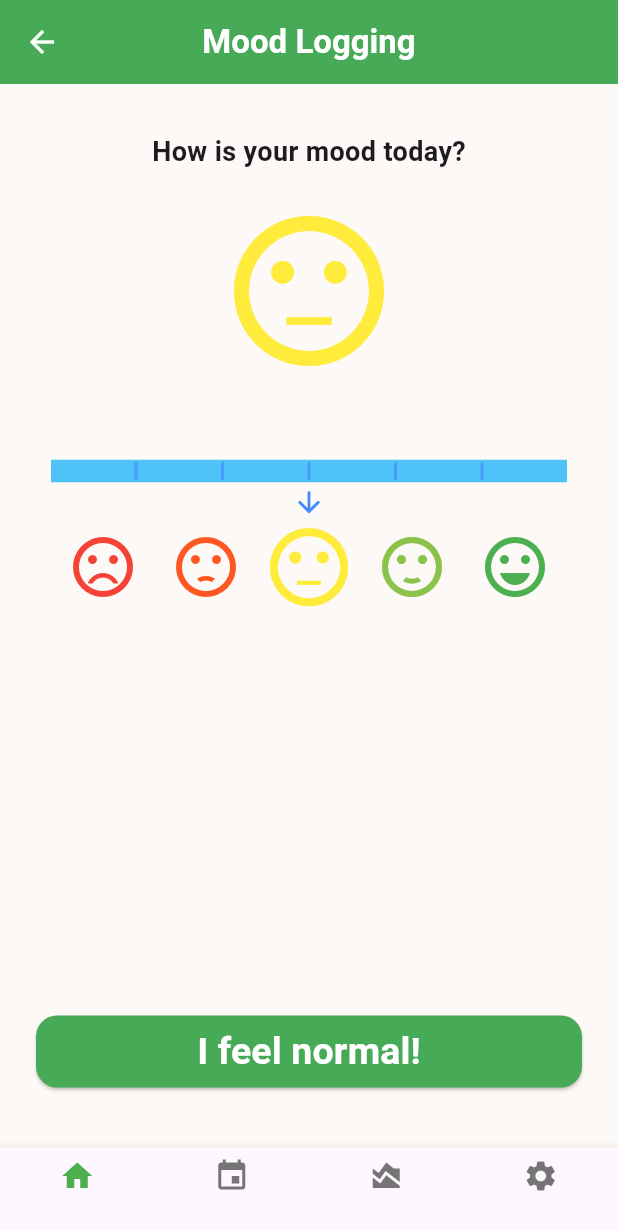
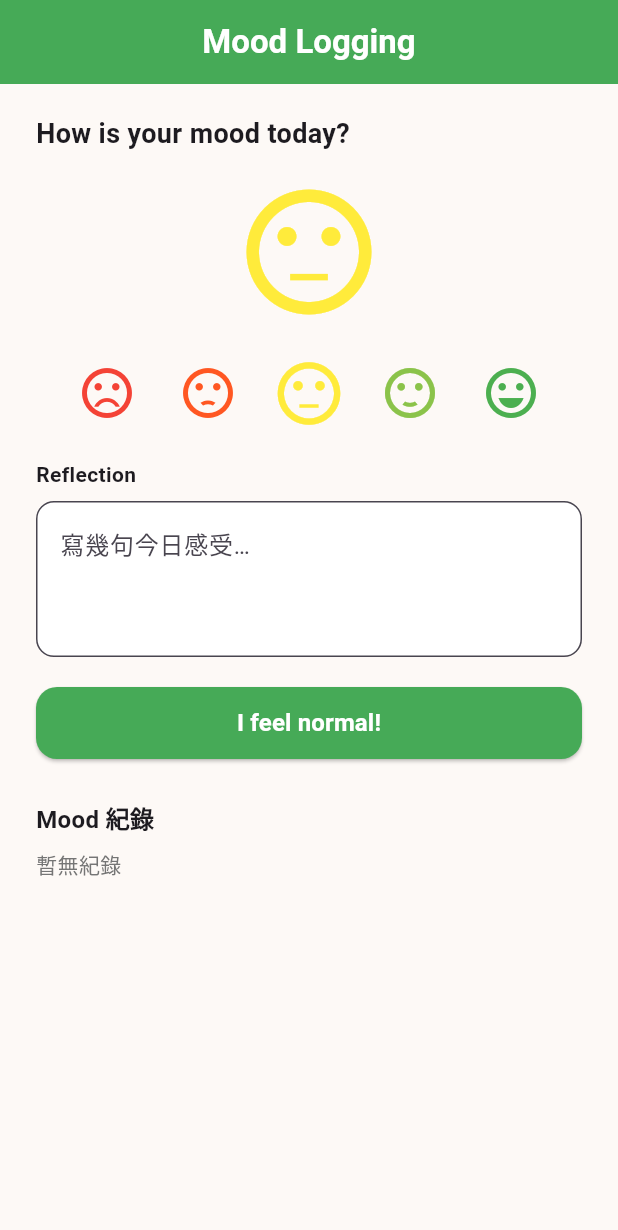
Before and after one commit to hkuspace-pu/comp2003hk-2526-group-group5, a Flutter app: the MoodLoggingPage screen opened directly, on a phone screen of 412 x 824 dp. Shown: the top 1230 px of the screen. Run offline on Flutter 3.47's test engine with Material 3 defaults, Android fonts, the phone set to English and light mode, and no system bars; our stand-ins replace cloud_firestore, firebase_auth, firebase_core, google_fonts, shared_preferences; accounts and stored records are empty.

Commit message:
feat: update mood, session, settings, and profile screens
Made-with: Cursor

```diff
--- a/lib/Mood_Logging.dart
+++ b/lib/Mood_Logging.dart
@@ -1,21 +1,9 @@
 import 'package:flutter/material.dart';
+import 'package:provider/provider.dart';
+import 'package:uuid/uuid.dart';
 
-void main() {
-  runApp(const MoodLoggingApp());
-}
-
-class MoodLoggingApp extends StatelessWidget {
-  const MoodLoggingApp({super.key});
-
-  @override
-  Widget build(BuildContext context) {
-    return MaterialApp(
-      title: 'Mood Logging',
-      debugShowCheckedModeBanner: false,
-      home: const MoodLoggingPage(),
-    );
-  }
-}
+import 'models/mood_entry.dart';
+import 'state/app_data_provider.dart';
 
 class MoodLoggingPage extends StatefulWidget {
   const MoodLoggingPage({super.key});
@@ -26,7 +14,7 @@ class MoodLoggingPage extends StatefulWidget {
 
 class _MoodLoggingPageState extends State<MoodLoggingPage> {
   int selectedMood = 2;
-  int _selectedIndex = 0;
+  final _reflection = TextEditingController();
 
   final List<IconData> moodIcons = [
     Icons.sentiment_very_dissatisfied,
@@ -45,17 +33,17 @@ class _MoodLoggingPageState extends State<MoodLoggingPage> {
   ];
 
   final List<String> moodTexts = [
-    "I feel very sad!",
-    "I feel a bit down!",
-    "I feel normal!",
-    "I feel good!",
-    "I feel great!",
+    'I feel very sad!',
+    'I feel a bit down!',
+    'I feel normal!',
+    'I feel good!',
+    'I feel great!',
   ];
 
-  void _onItemTapped(int index) {
-    setState(() {
-      _selectedIndex = index;
-    });
+  @override
+  void dispose() {
+    _reflection.dispose();
+    super.dispose();
   }
 
   @override
@@ -65,119 +53,88 @@ class _MoodLoggingPageState extends State<MoodLoggingPage> {
       appBar: AppBar(
         backgroundColor: const Color(0xFF46AA57),
         elevation: 0,
-        leading: IconButton(
-          icon: const Icon(Icons.arrow_back, color: Colors.white),
-          onPressed: () {},
-        ),
+        automaticallyImplyLeading: false,
         centerTitle: true,
         title: const Text(
-          "Mood Logging",
+          'Mood Logging',
           style: TextStyle(
             color: Colors.white,
             fontWeight: FontWeight.bold,
           ),
         ),
       ),
-      body: Padding(
-        padding: const EdgeInsets.symmetric(horizontal: 24.0, vertical: 20.0),
-        child: Column(
-          mainAxisAlignment: MainAxisAlignment.start,
+      body: ListView(
+        padding: const EdgeInsets.symmetric(horizontal: 24, vertical: 20),
         children: [
-            const SizedBox(height: 12),
           const Text(
-              "How is your mood today?",
+            'How is your mood today?',
             style: TextStyle(fontSize: 18, fontWeight: FontWeight.bold),
           ),
-            const SizedBox(height: 20),
-
-            // BIG ICON (selected mood)
-            AnimatedSwitcher(
+          const SizedBox(height: 16),
+          Center(
+            child: AnimatedSwitcher(
               duration: const Duration(milliseconds: 300),
               child: Icon(
                 moodIcons[selectedMood],
                 key: ValueKey<int>(selectedMood),
                 color: moodColors[selectedMood],
-                size: 120,
+                size: 100,
               ),
             ),
-            const SizedBox(height: 50),
-            Column(
-              children: [
-                Container(
-                  margin: const EdgeInsets.symmetric(horizontal: 10),
-                  height: 20,
-                  child: Stack(
-                    alignment: Alignment.center,
-                    children: [
-                      // Main horizontal line
-                      Container(
-                        height: 15.0,
-                        color: Colors.lightBlue.shade300,
           ),
-
-                      // Vertical tick marks
+          const SizedBox(height: 24),
           Row(
             mainAxisAlignment: MainAxisAlignment.spaceEvenly,
             children: List.generate(moodIcons.length, (index) {
-                          return Container(
-                            width: 2,
-                            height: 12,
-                            color: Colors.blueAccent.withAlpha((255 * 0.7).round()),
-                          );
-                        }),
-                      ),
-                    ],
-                  ),
-                ),
-                Row(
-                  mainAxisAlignment: MainAxisAlignment.spaceEvenly,
-                  children: List.generate(moodIcons.length, (index) {
-                    return index == selectedMood
-                        ? const Icon(Icons.arrow_downward,
-                        size: 22, color: Colors.blueAccent)
-                        : const SizedBox(width: 48);
-                  }),
-                ),
-                const SizedBox(height: 8),
-                Row(
-                  mainAxisAlignment: MainAxisAlignment.spaceEvenly,
-                  children: List.generate(moodIcons.length, (index) {
-                    bool isSelected = index == selectedMood;
+              final isSelected = index == selectedMood;
               return GestureDetector(
-                      onTap: () {
-                        setState(() {
-                          selectedMood = index;
-                        });
-                      },
+                onTap: () => setState(() => selectedMood = index),
                 child: AnimatedScale(
                   duration: const Duration(milliseconds: 200),
-                        scale: isSelected ? 1.3 : 1.0,
+                  scale: isSelected ? 1.25 : 1.0,
                   child: Icon(
                     moodIcons[index],
                     color: moodColors[index],
-                          size: 48,
+                    size: 40,
                   ),
                 ),
               );
             }),
           ),
-              ],
+          const SizedBox(height: 24),
+          const Text('Reflection', style: TextStyle(fontWeight: FontWeight.w600)),
+          const SizedBox(height: 8),
+          TextField(
+            controller: _reflection,
+            maxLines: 3,
+            decoration: InputDecoration(
+              hintText: '寫幾句今日感受…',
+              filled: true,
+              fillColor: Colors.white,
+              border: OutlineInputBorder(borderRadius: BorderRadius.circular(12)),
             ),
-            const Spacer(),
+          ),
+          const SizedBox(height: 20),
           SizedBox(
             width: double.infinity,
             height: 48,
             child: ElevatedButton(
-                onPressed: () {
-                  ScaffoldMessenger.of(context).showSnackBar(
-                    SnackBar(
-                      content: Text(
-                        "Mood saved: ${moodTexts[selectedMood]}",
-                        textAlign: TextAlign.center,
-                      ),
-                      duration: const Duration(seconds: 2),
+              onPressed: () async {
+                final data = context.read<AppDataProvider>();
+                await data.addMood(
+                  MoodEntry(
+                    id: const Uuid().v4(),
+                    profileId: data.currentProfileId,
+                    loggedAt: DateTime.now(),
+                    moodIndex: selectedMood,
+                    reflection: _reflection.text.trim(),
                   ),
                 );
+                if (context.mounted) {
+                  ScaffoldMessenger.of(context).showSnackBar(
+                    SnackBar(content: Text('已記錄：${moodTexts[selectedMood]}')),
+                  );
+                }
               },
               style: ElevatedButton.styleFrom(
                 backgroundColor: const Color(0xFF46AA57),
@@ -190,26 +147,37 @@ class _MoodLoggingPageState extends State<MoodLoggingPage> {
                 style: const TextStyle(
                   fontWeight: FontWeight.bold,
                   color: Colors.white,
-                    fontSize: 25,
+                  fontSize: 16,
                 ),
               ),
             ),
           ),
-            const SizedBox(height: 20),
-          ],
+          const SizedBox(height: 28),
+          const Text('Mood 紀錄', style: TextStyle(fontWeight: FontWeight.bold, fontSize: 16)),
+          const SizedBox(height: 8),
+          Consumer<AppDataProvider>(
+            builder: (context, data, _) {
+              final list = data.moods.take(10).toList();
+              if (list.isEmpty) {
+                return Text('暫無紀錄', style: TextStyle(color: Colors.grey.shade600));
+              }
+              return Column(
+                children: list.map((m) {
+                  return Card(
+                    child: ListTile(
+                      leading: Icon(moodIcons[m.moodIndex], color: moodColors[m.moodIndex]),
+                      title: Text(moodTexts[m.moodIndex]),
+                      subtitle: Text(
+                        m.reflection.isEmpty ? '（無 reflection）' : m.reflection,
+                        maxLines: 2,
+                        overflow: TextOverflow.ellipsis,
                       ),
                     ),
-      bottomNavigationBar: BottomNavigationBar(
-        type: BottomNavigationBarType.fixed,
-        currentIndex: _selectedIndex,
-        onTap: _onItemTapped,
-        selectedItemColor: Colors.green,
-        unselectedItemColor: Colors.grey[600],
-        items: const <BottomNavigationBarItem>[
-          BottomNavigationBarItem(icon: Icon(Icons.home), label: ''),
-          BottomNavigationBarItem(icon: Icon(Icons.event), label: ''),
-          BottomNavigationBarItem(icon: Icon(Icons.area_chart), label: ''),
-          BottomNavigationBarItem(icon: Icon(Icons.settings), label: ''),
+                  );
+                }).toList(),
+              );
+            },
+          ),
         ],
       ),
     );
```
Also changed, not shown: lib/Profile_Account.dart (+0 -27 lines), lib/Session_Activity.dart (+0 -21 lines), lib/Setting.dart (+100 -126 lines). Lines whose indentation alone changed are shown as unchanged.
